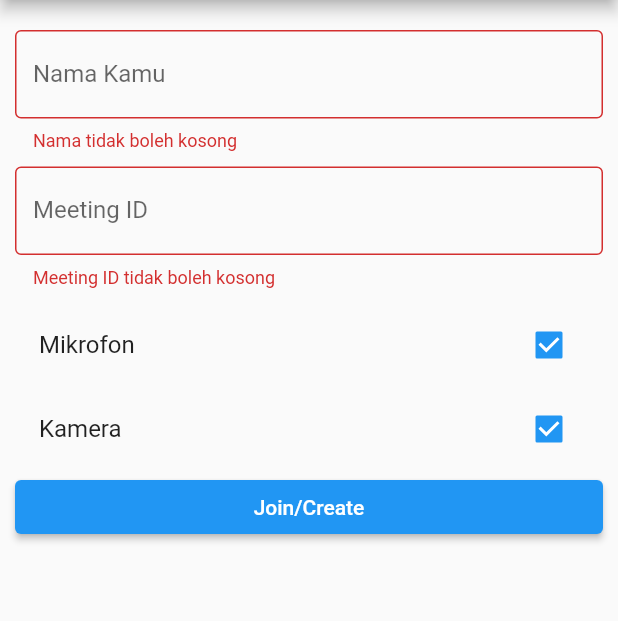
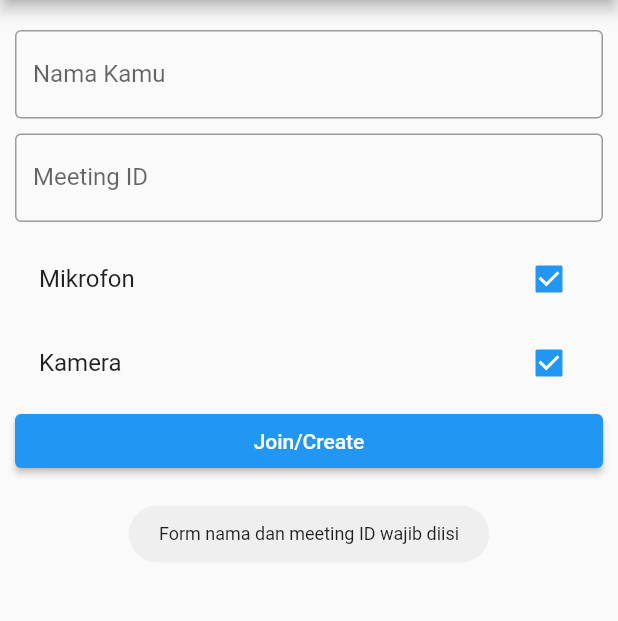
Before and after one commit to taufiqjack/jitsimeet_video_conference, a Flutter app: the screen it shows after launch, after a tap on "Join/Create", on a phone screen of 412 x 824 dp, the part 84-705 px from its top. Run offline on Flutter 3.47's test engine with Material 2 defaults, Android fonts, the phone set to English and light mode, and no system bars; our stand-ins replace fluttertoast; missing offline and left inert: jitsi_meet.

```diff
--- a/lib/ui/dashboard.dart
+++ b/lib/ui/dashboard.dart
@@ -1,6 +1,7 @@
 import 'dart:io';
 
 import 'package:flutter/material.dart';
+import 'package:fluttertoast/fluttertoast.dart';
 import 'package:jitsi_meet/jitsi_meet.dart';
 
 class Dashboartd extends StatefulWidget {
@@ -46,7 +47,8 @@ class _DashboartdState extends State<Dashboartd> {
                       focusNode: _nameCode,
                       validator: (value) {
                         if (value.toString().isEmpty) {
-                          return 'Nama tidak boleh kosong';
+                          // return 'Nama tidak boleh kosong';
+                          return _showToast();
                         }
                         return null;
                       },
@@ -63,7 +65,8 @@ class _DashboartdState extends State<Dashboartd> {
                       focusNode: _codeNode,
                       validator: (value) {
                         if (value.toString().isEmpty) {
-                          return 'Meeting ID tidak boleh kosong';
+                          // return 'Meeting ID tidak boleh kosong';
+                          return _showToast();
                         }
                         return null;
                       },
@@ -143,4 +146,14 @@ class _DashboartdState extends State<Dashboartd> {
       debugPrint('error : $error');
     }
   }
+
+  _showToast() {
+    Fluttertoast.showToast(
+      msg: 'Form nama dan meeting ID wajib diisi',
+      toastLength: Toast.LENGTH_SHORT,
+      gravity: ToastGravity.CENTER,
+      timeInSecForIosWeb: 1,
+      fontSize: 12,
+    );
+  }
 }
```
